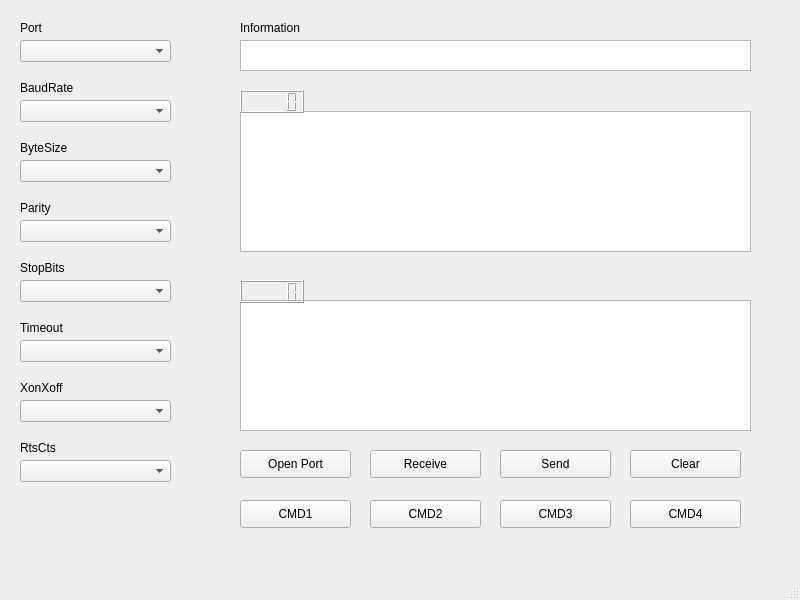
First picture: the form in UI.ui, repository victor-zheng/Python_UART_Debugger, before the edit.
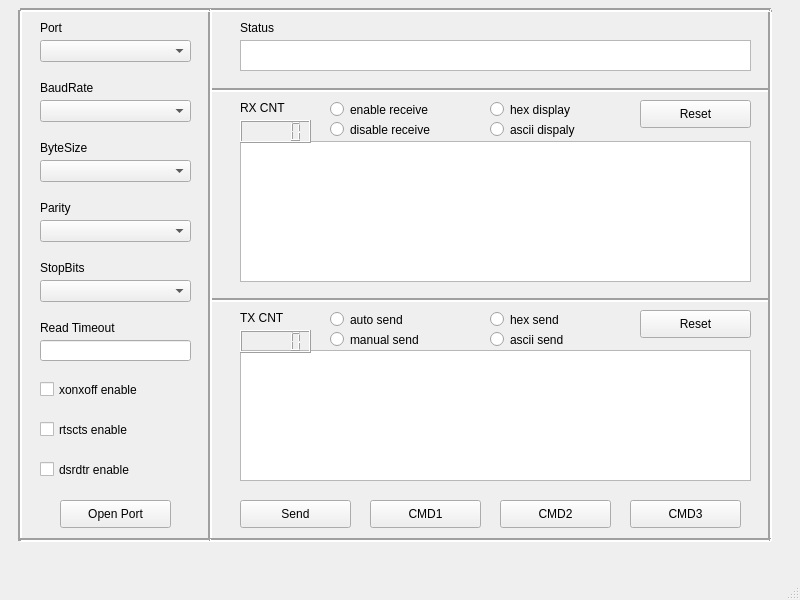
Second picture: the form after the edit.

```diff
--- a/UI.ui
+++ b/UI.ui
@@ -14,218 +14,11 @@
    <string>MainWindow</string>
   </property>
   <widget class="QWidget" name="centralwidget">
-   <widget class="QWidget" name="widget_params" native="true">
-    <property name="geometry">
-     <rect>
-      <x>10</x>
-      <y>10</y>
-      <width>171</width>
-      <height>521</height>
-     </rect>
-    </property>
-    <widget class="QComboBox" name="comboBox_port">
-     <property name="geometry">
-      <rect>
-       <x>10</x>
-       <y>30</y>
-       <width>151</width>
-       <height>22</height>
-      </rect>
-     </property>
-    </widget>
-    <widget class="QComboBox" name="comboBox_baudrate">
-     <property name="geometry">
-      <rect>
-       <x>10</x>
-       <y>90</y>
-       <width>151</width>
-       <height>22</height>
-      </rect>
-     </property>
-    </widget>
-    <widget class="QComboBox" name="comboBox_bytesize">
-     <property name="geometry">
-      <rect>
-       <x>10</x>
-       <y>150</y>
-       <width>151</width>
-       <height>22</height>
-      </rect>
-     </property>
-    </widget>
-    <widget class="QComboBox" name="comboBox_parity">
-     <property name="geometry">
-      <rect>
-       <x>10</x>
-       <y>210</y>
-       <width>151</width>
-       <height>22</height>
-      </rect>
-     </property>
-    </widget>
-    <widget class="QComboBox" name="comboBox_stopbits">
-     <property name="geometry">
-      <rect>
-       <x>10</x>
-       <y>270</y>
-       <width>151</width>
-       <height>22</height>
-      </rect>
-     </property>
-    </widget>
-    <widget class="QLabel" name="label">
-     <property name="geometry">
-      <rect>
-       <x>10</x>
-       <y>10</y>
-       <width>72</width>
-       <height>15</height>
-      </rect>
-     </property>
-     <property name="text">
-      <string>Port</string>
-     </property>
-    </widget>
-    <widget class="QLabel" name="label_2">
-     <property name="geometry">
-      <rect>
-       <x>10</x>
-       <y>70</y>
-       <width>72</width>
-       <height>15</height>
-      </rect>
-     </property>
-     <property name="text">
-      <string>BaudRate</string>
-     </property>
-    </widget>
-    <widget class="QLabel" name="label_3">
-     <property name="geometry">
-      <rect>
-       <x>10</x>
-       <y>130</y>
-       <width>72</width>
-       <height>15</height>
-      </rect>
-     </property>
-     <property name="text">
-      <string>ByteSize</string>
-     </property>
-    </widget>
-    <widget class="QLabel" name="label_4">
-     <property name="geometry">
-      <rect>
-       <x>10</x>
-       <y>190</y>
-       <width>72</width>
-       <height>15</height>
-      </rect>
-     </property>
-     <property name="text">
-      <string>Parity</string>
-     </property>
-    </widget>
-    <widget class="QLabel" name="label_5">
-     <property name="geometry">
-      <rect>
-       <x>10</x>
-       <y>250</y>
-       <width>72</width>
-       <height>15</height>
-      </rect>
-     </property>
-     <property name="text">
-      <string>StopBits</string>
-     </property>
-    </widget>
-    <widget class="QLabel" name="label_6">
-     <property name="geometry">
-      <rect>
-       <x>10</x>
-       <y>310</y>
-       <width>72</width>
-       <height>15</height>
-      </rect>
-     </property>
-     <property name="text">
-      <string>Timeout</string>
-     </property>
-    </widget>
-    <widget class="QComboBox" name="comboBox_timeout">
-     <property name="geometry">
-      <rect>
-       <x>10</x>
-       <y>330</y>
-       <width>151</width>
-       <height>22</height>
-      </rect>
-     </property>
-    </widget>
-    <widget class="QLabel" name="label_7">
-     <property name="geometry">
-      <rect>
-       <x>10</x>
-       <y>370</y>
-       <width>72</width>
-       <height>15</height>
-      </rect>
-     </property>
-     <property name="text">
-      <string>XonXoff</string>
-     </property>
-    </widget>
-    <widget class="QComboBox" name="comboBox_xonxoff">
-     <property name="geometry">
-      <rect>
-       <x>10</x>
-       <y>390</y>
-       <width>151</width>
-       <height>22</height>
-      </rect>
-     </property>
-    </widget>
-    <widget class="QLabel" name="label_8">
-     <property name="geometry">
-      <rect>
-       <x>10</x>
-       <y>430</y>
-       <width>72</width>
-       <height>15</height>
-      </rect>
-     </property>
-     <property name="text">
-      <string>RtsCts</string>
-     </property>
-    </widget>
-    <widget class="QComboBox" name="comboBox_rtscts">
-     <property name="geometry">
-      <rect>
-       <x>10</x>
-       <y>450</y>
-       <width>151</width>
-       <height>22</height>
-      </rect>
-     </property>
-    </widget>
-   </widget>
-   <widget class="QPushButton" name="pushButton_openport">
-    <property name="geometry">
-     <rect>
-      <x>240</x>
-      <y>450</y>
-      <width>111</width>
-      <height>28</height>
-     </rect>
-    </property>
-    <property name="text">
-     <string>Open Port</string>
-    </property>
-   </widget>
    <widget class="QTextBrowser" name="textBrowser_receive">
     <property name="geometry">
      <rect>
       <x>240</x>
-      <y>111</y>
+      <y>141</y>
       <width>511</width>
       <height>141</height>
      </rect>
@@ -235,7 +28,7 @@
     <property name="geometry">
      <rect>
       <x>240</x>
-      <y>300</y>
+      <y>350</y>
       <width>511</width>
       <height>131</height>
      </rect>
@@ -245,8 +38,8 @@
     <property name="geometry">
      <rect>
       <x>240</x>
-      <y>90</y>
-      <width>64</width>
+      <y>120</y>
+      <width>71</width>
       <height>23</height>
      </rect>
     </property>
@@ -255,8 +48,8 @@
     <property name="geometry">
      <rect>
       <x>240</x>
-      <y>280</y>
-      <width>64</width>
+      <y>330</y>
+      <width>71</width>
       <height>23</height>
      </rect>
     </property>
@@ -271,37 +64,11 @@
      </rect>
     </property>
    </widget>
-   <widget class="QPushButton" name="pushButton_receive">
-    <property name="geometry">
-     <rect>
-      <x>370</x>
-      <y>450</y>
-      <width>111</width>
-      <height>28</height>
-     </rect>
-    </property>
-    <property name="text">
-     <string>Receive</string>
-    </property>
-   </widget>
-   <widget class="QPushButton" name="pushButton_clear">
-    <property name="geometry">
-     <rect>
-      <x>630</x>
-      <y>450</y>
-      <width>111</width>
-      <height>28</height>
-     </rect>
-    </property>
-    <property name="text">
-     <string>Clear</string>
-    </property>
-   </widget>
    <widget class="QPushButton" name="pushButton_send">
     <property name="geometry">
      <rect>
-      <x>500</x>
-      <y>450</y>
+      <x>240</x>
+      <y>500</y>
       <width>111</width>
       <height>28</height>
      </rect>
@@ -313,7 +80,7 @@
    <widget class="QPushButton" name="pushButton_cmd1">
     <property name="geometry">
      <rect>
-      <x>240</x>
+      <x>370</x>
       <y>500</y>
       <width>111</width>
       <height>28</height>
@@ -326,7 +93,7 @@
    <widget class="QPushButton" name="pushButton_cmd2">
     <property name="geometry">
      <rect>
-      <x>370</x>
+      <x>500</x>
       <y>500</y>
       <width>111</width>
       <height>28</height>
@@ -339,7 +106,7 @@
    <widget class="QPushButton" name="pushButton_cmd3">
     <property name="geometry">
      <rect>
-      <x>500</x>
+      <x>630</x>
       <y>500</y>
       <width>111</width>
       <height>28</height>
@@ -349,19 +116,6 @@
      <string>CMD3</string>
     </property>
    </widget>
-   <widget class="QPushButton" name="pushButton_cmd4">
-    <property name="geometry">
-     <rect>
-      <x>630</x>
-      <y>500</y>
-      <width>111</width>
-      <height>28</height>
-     </rect>
-    </property>
-    <property name="text">
-     <string>CMD4</string>
-    </property>
-   </widget>
    <widget class="QLabel" name="label_9">
     <property name="geometry">
      <rect>
@@ -372,25 +126,499 @@
      </rect>
     </property>
     <property name="text">
-     <string>Information</string>
+     <string>Status</string>
     </property>
    </widget>
-   <zorder>Baudrate</zorder>
-   <zorder>widget_params</zorder>
-   <zorder>pushButton_openport</zorder>
-   <zorder>textBrowser_receive</zorder>
-   <zorder>textEdit_transmit</zorder>
-   <zorder>lcdNumber_rx</zorder>
-   <zorder>lcdNumber_tx</zorder>
-   <zorder>textBrowser_sysinf</zorder>
-   <zorder>pushButton_receive</zorder>
-   <zorder>pushButton_clear</zorder>
-   <zorder>pushButton_send</zorder>
-   <zorder>pushButton_cmd1</zorder>
-   <zorder>pushButton_cmd2</zorder>
-   <zorder>pushButton_cmd3</zorder>
-   <zorder>pushButton_cmd4</zorder>
-   <zorder>label_9</zorder>
+   <widget class="QLabel" name="label_7">
+    <property name="geometry">
+     <rect>
+      <x>240</x>
+      <y>100</y>
+      <width>61</width>
+      <height>16</height>
+     </rect>
+    </property>
+    <property name="text">
+     <string>RX CNT</string>
+    </property>
+   </widget>
+   <widget class="QLabel" name="label_8">
+    <property name="geometry">
+     <rect>
+      <x>240</x>
+      <y>310</y>
+      <width>61</width>
+      <height>16</height>
+     </rect>
+    </property>
+    <property name="text">
+     <string>TX CNT</string>
+    </property>
+   </widget>
+   <widget class="QRadioButton" name="radioButton_disable_receive">
+    <property name="geometry">
+     <rect>
+      <x>330</x>
+      <y>120</y>
+      <width>151</width>
+      <height>19</height>
+     </rect>
+    </property>
+    <property name="text">
+     <string>disable receive</string>
+    </property>
+   </widget>
+   <widget class="QRadioButton" name="radioButton_enable_receive">
+    <property name="geometry">
+     <rect>
+      <x>330</x>
+      <y>100</y>
+      <width>151</width>
+      <height>19</height>
+     </rect>
+    </property>
+    <property name="text">
+     <string>enable receive</string>
+    </property>
+   </widget>
+   <widget class="QRadioButton" name="radioButton_hex_display">
+    <property name="geometry">
+     <rect>
+      <x>490</x>
+      <y>100</y>
+      <width>131</width>
+      <height>19</height>
+     </rect>
+    </property>
+    <property name="text">
+     <string>hex display</string>
+    </property>
+   </widget>
+   <widget class="QPushButton" name="pushButton_reset_rx">
+    <property name="geometry">
+     <rect>
+      <x>640</x>
+      <y>100</y>
+      <width>111</width>
+      <height>28</height>
+     </rect>
+    </property>
+    <property name="text">
+     <string>Reset</string>
+    </property>
+   </widget>
+   <widget class="QRadioButton" name="radioButton_ascii_display">
+    <property name="geometry">
+     <rect>
+      <x>490</x>
+      <y>120</y>
+      <width>131</width>
+      <height>19</height>
+     </rect>
+    </property>
+    <property name="text">
+     <string>ascii dispaly</string>
+    </property>
+   </widget>
+   <widget class="QRadioButton" name="radioButton_ascii_send">
+    <property name="geometry">
+     <rect>
+      <x>490</x>
+      <y>330</y>
+      <width>131</width>
+      <height>19</height>
+     </rect>
+    </property>
+    <property name="text">
+     <string>ascii send</string>
+    </property>
+   </widget>
+   <widget class="QPushButton" name="pushButton_reset_tx">
+    <property name="geometry">
+     <rect>
+      <x>640</x>
+      <y>310</y>
+      <width>111</width>
+      <height>28</height>
+     </rect>
+    </property>
+    <property name="text">
+     <string>Reset</string>
+    </property>
+   </widget>
+   <widget class="QRadioButton" name="radioButton_manual_send">
+    <property name="geometry">
+     <rect>
+      <x>330</x>
+      <y>330</y>
+      <width>151</width>
+      <height>19</height>
+     </rect>
+    </property>
+    <property name="text">
+     <string>manual send</string>
+    </property>
+   </widget>
+   <widget class="QRadioButton" name="radioButton_hex_send">
+    <property name="geometry">
+     <rect>
+      <x>490</x>
+      <y>310</y>
+      <width>131</width>
+      <height>19</height>
+     </rect>
+    </property>
+    <property name="text">
+     <string>hex send</string>
+    </property>
+   </widget>
+   <widget class="QRadioButton" name="radioButton_auto_send">
+    <property name="geometry">
+     <rect>
+      <x>330</x>
+      <y>310</y>
+      <width>151</width>
+      <height>19</height>
+     </rect>
+    </property>
+    <property name="text">
+     <string>auto send</string>
+    </property>
+   </widget>
+   <widget class="Line" name="line">
+    <property name="geometry">
+     <rect>
+      <x>210</x>
+      <y>80</y>
+      <width>561</width>
+      <height>20</height>
+     </rect>
+    </property>
+    <property name="lineWidth">
+     <number>2</number>
+    </property>
+    <property name="orientation">
+     <enum>Qt::Horizontal</enum>
+    </property>
+   </widget>
+   <widget class="Line" name="line_2">
+    <property name="geometry">
+     <rect>
+      <x>210</x>
+      <y>290</y>
+      <width>561</width>
+      <height>20</height>
+     </rect>
+    </property>
+    <property name="lineWidth">
+     <number>2</number>
+    </property>
+    <property name="orientation">
+     <enum>Qt::Horizontal</enum>
+    </property>
+   </widget>
+   <widget class="Line" name="line_3">
+    <property name="geometry">
+     <rect>
+      <x>200</x>
+      <y>10</y>
+      <width>20</width>
+      <height>531</height>
+     </rect>
+    </property>
+    <property name="lineWidth">
+     <number>2</number>
+    </property>
+    <property name="orientation">
+     <enum>Qt::Vertical</enum>
+    </property>
+   </widget>
+   <widget class="QCheckBox" name="checkBox_rtscts">
+    <property name="geometry">
+     <rect>
+      <x>40</x>
+      <y>420</y>
+      <width>151</width>
+      <height>19</height>
+     </rect>
+    </property>
+    <property name="text">
+     <string>rtscts enable </string>
+    </property>
+   </widget>
+   <widget class="QLabel" name="label_6">
+    <property name="geometry">
+     <rect>
+      <x>40</x>
+      <y>320</y>
+      <width>91</width>
+      <height>16</height>
+     </rect>
+    </property>
+    <property name="text">
+     <string>Read Timeout</string>
+    </property>
+   </widget>
+   <widget class="QLabel" name="label">
+    <property name="geometry">
+     <rect>
+      <x>40</x>
+      <y>20</y>
+      <width>72</width>
+      <height>15</height>
+     </rect>
+    </property>
+    <property name="text">
+     <string>Port</string>
+    </property>
+   </widget>
+   <widget class="QComboBox" name="comboBox_stopbits">
+    <property name="geometry">
+     <rect>
+      <x>40</x>
+      <y>280</y>
+      <width>151</width>
+      <height>22</height>
+     </rect>
+    </property>
+   </widget>
+   <widget class="QComboBox" name="comboBox_baudrate">
+    <property name="geometry">
+     <rect>
+      <x>40</x>
+      <y>100</y>
+      <width>151</width>
+      <height>22</height>
+     </rect>
+    </property>
+   </widget>
+   <widget class="QCheckBox" name="checkBox_dsrdtr">
+    <property name="geometry">
+     <rect>
+      <x>40</x>
+      <y>460</y>
+      <width>141</width>
+      <height>19</height>
+     </rect>
+    </property>
+    <property name="text">
+     <string>dsrdtr enable </string>
+    </property>
+   </widget>
+   <widget class="QLabel" name="label_2">
+    <property name="geometry">
+     <rect>
+      <x>40</x>
+      <y>80</y>
+      <width>72</width>
+      <height>15</height>
+     </rect>
+    </property>
+    <property name="text">
+     <string>BaudRate</string>
+    </property>
+   </widget>
+   <widget class="QCheckBox" name="checkBox_xonxoff">
+    <property name="geometry">
+     <rect>
+      <x>40</x>
+      <y>380</y>
+      <width>151</width>
+      <height>19</height>
+     </rect>
+    </property>
+    <property name="text">
+     <string>xonxoff enable</string>
+    </property>
+   </widget>
+   <widget class="QLabel" name="label_5">
+    <property name="geometry">
+     <rect>
+      <x>40</x>
+      <y>260</y>
+      <width>72</width>
+      <height>15</height>
+     </rect>
+    </property>
+    <property name="text">
+     <string>StopBits</string>
+    </property>
+   </widget>
+   <widget class="QPushButton" name="pushButton_openport">
+    <property name="geometry">
+     <rect>
+      <x>60</x>
+      <y>500</y>
+      <width>111</width>
+      <height>28</height>
+     </rect>
+    </property>
+    <property name="text">
+     <string>Open Port</string>
+    </property>
+   </widget>
+   <widget class="QLabel" name="label_4">
+    <property name="geometry">
+     <rect>
+      <x>40</x>
+      <y>200</y>
+      <width>72</width>
+      <height>15</height>
+     </rect>
+    </property>
+    <property name="text">
+     <string>Parity</string>
+    </property>
+   </widget>
+   <widget class="QComboBox" name="comboBox_port">
+    <property name="geometry">
+     <rect>
+      <x>40</x>
+      <y>40</y>
+      <width>151</width>
+      <height>22</height>
+     </rect>
+    </property>
+   </widget>
+   <widget class="QComboBox" name="comboBox_bytesize">
+    <property name="geometry">
+     <rect>
+      <x>40</x>
+      <y>160</y>
+      <width>151</width>
+      <height>22</height>
+     </rect>
+    </property>
+   </widget>
+   <widget class="QComboBox" name="comboBox_parity">
+    <property name="geometry">
+     <rect>
+      <x>40</x>
+      <y>220</y>
+      <width>151</width>
+      <height>22</height>
+     </rect>
+    </property>
+   </widget>
+   <widget class="QLabel" name="label_3">
+    <property name="geometry">
+     <rect>
+      <x>40</x>
+      <y>140</y>
+      <width>72</width>
+      <height>15</height>
+     </rect>
+    </property>
+    <property name="text">
+     <string>ByteSize</string>
+    </property>
+   </widget>
+   <widget class="Line" name="line_4">
+    <property name="geometry">
+     <rect>
+      <x>760</x>
+      <y>10</y>
+      <width>20</width>
+      <height>531</height>
+     </rect>
+    </property>
+    <property name="lineWidth">
+     <number>2</number>
+    </property>
+    <property name="orientation">
+     <enum>Qt::Vertical</enum>
+    </property>
+   </widget>
+   <widget class="Line" name="line_5">
+    <property name="geometry">
+     <rect>
+      <x>210</x>
+      <y>530</y>
+      <width>561</width>
+      <height>20</height>
+     </rect>
+    </property>
+    <property name="lineWidth">
+     <number>2</number>
+    </property>
+    <property name="orientation">
+     <enum>Qt::Horizontal</enum>
+    </property>
+   </widget>
+   <widget class="Line" name="line_6">
+    <property name="geometry">
+     <rect>
+      <x>210</x>
+      <y>0</y>
+      <width>561</width>
+      <height>20</height>
+     </rect>
+    </property>
+    <property name="lineWidth">
+     <number>2</number>
+    </property>
+    <property name="orientation">
+     <enum>Qt::Horizontal</enum>
+    </property>
+   </widget>
+   <widget class="Line" name="line_7">
+    <property name="geometry">
+     <rect>
+      <x>10</x>
+      <y>10</y>
+      <width>20</width>
+      <height>531</height>
+     </rect>
+    </property>
+    <property name="lineWidth">
+     <number>2</number>
+    </property>
+    <property name="orientation">
+     <enum>Qt::Vertical</enum>
+    </property>
+   </widget>
+   <widget class="Line" name="line_8">
+    <property name="geometry">
+     <rect>
+      <x>20</x>
+      <y>0</y>
+      <width>191</width>
+      <height>20</height>
+     </rect>
+    </property>
+    <property name="lineWidth">
+     <number>2</number>
+    </property>
+    <property name="orientation">
+     <enum>Qt::Horizontal</enum>
+    </property>
+   </widget>
+   <widget class="Line" name="line_9">
+    <property name="geometry">
+     <rect>
+      <x>20</x>
+      <y>530</y>
+      <width>191</width>
+      <height>20</height>
+     </rect>
+    </property>
+    <property name="lineWidth">
+     <number>2</number>
+    </property>
+    <property name="orientation">
+     <enum>Qt::Horizontal</enum>
+    </property>
+   </widget>
+   <widget class="QLineEdit" name="lineEdit">
+    <property name="geometry">
+     <rect>
+      <x>40</x>
+      <y>340</y>
+      <width>151</width>
+      <height>21</height>
+     </rect>
+    </property>
+   </widget>
   </widget>
   <widget class="QMenuBar" name="menubar">
    <property name="geometry">
```
Left out of the diff: 2 changed lines with no effect on the pictures.
